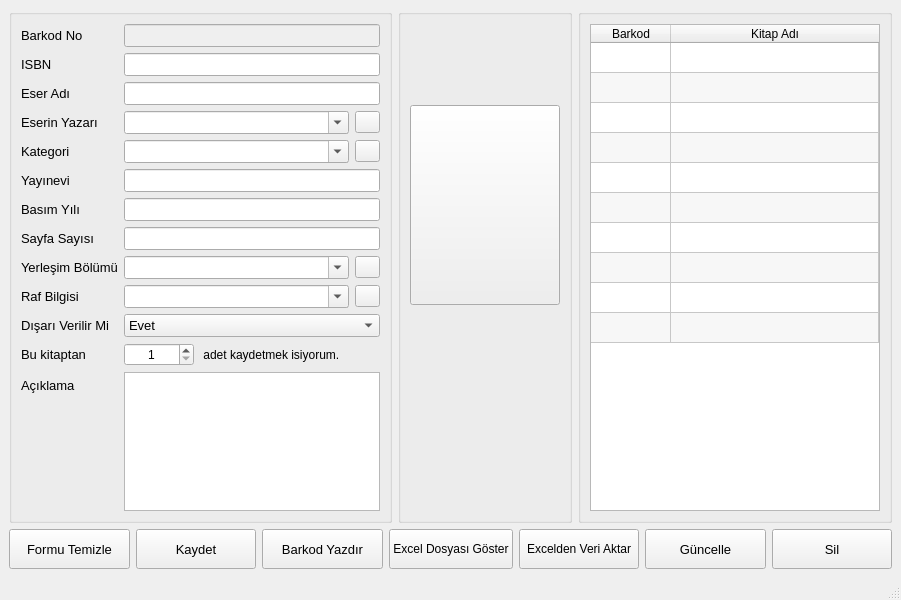
Before: the Qt Designer form ui/kitapKayit.ui in mseroglu/kutuphaneOtomasyon, drawn with Qt 5.
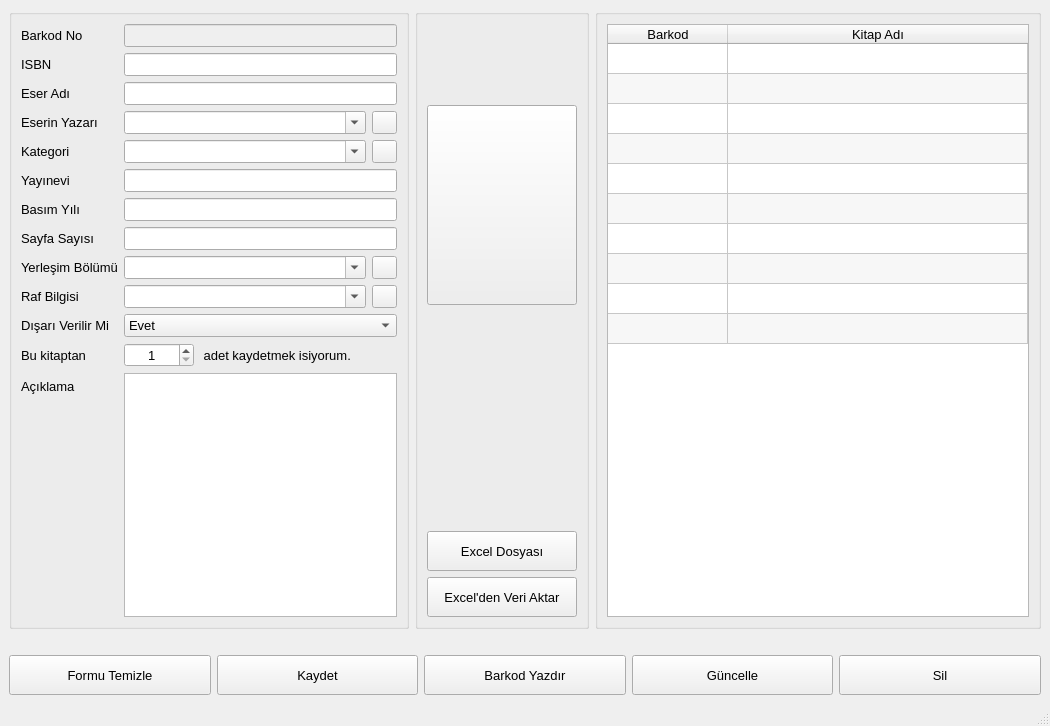
After: the same form once the commit is applied. Icons and pictures are not drawn.

What changed in the file:
```diff
--- a/ui/kitapKayit.ui
+++ b/ui/kitapKayit.ui
@@ -6,10 +6,15 @@
    <rect>
     <x>0</x>
     <y>0</y>
-    <width>901</width>
-    <height>600</height>
+    <width>1050</width>
+    <height>726</height>
    </rect>
   </property>
+  <property name="font">
+   <font>
+    <pointsize>10</pointsize>
+   </font>
+  </property>
   <property name="windowTitle">
    <string>Kitap Kayıt</string>
   </property>
@@ -652,6 +657,32 @@
            </property>
           </spacer>
          </item>
+         <item>
+          <widget class="QPushButton" name="btn_showExcelFile">
+           <property name="minimumSize">
+            <size>
+             <width>60</width>
+             <height>40</height>
+            </size>
+           </property>
+           <property name="text">
+            <string>Excel Dosyası</string>
+           </property>
+          </widget>
+         </item>
+         <item>
+          <widget class="QPushButton" name="btn_getDataFromExcel">
+           <property name="minimumSize">
+            <size>
+             <width>60</width>
+             <height>40</height>
+            </size>
+           </property>
+           <property name="text">
+            <string>Excel'den Veri Aktar</string>
+           </property>
+          </widget>
+         </item>
         </layout>
        </widget>
       </item>
@@ -694,7 +725,7 @@
             <number>50</number>
            </attribute>
            <attribute name="horizontalHeaderMinimumSectionSize">
-            <number>80</number>
+            <number>120</number>
            </attribute>
            <attribute name="horizontalHeaderStretchLastSection">
             <bool>true</bool>
@@ -741,6 +772,9 @@
     </item>
     <item>
      <layout class="QHBoxLayout" name="horizontalLayout">
+      <property name="topMargin">
+       <number>20</number>
+      </property>
       <item>
        <widget class="QPushButton" name="btn_clear">
         <property name="minimumSize">
@@ -795,32 +829,6 @@
         </property>
        </widget>
       </item>
-      <item>
-       <widget class="QPushButton" name="btn_showExcelFile">
-        <property name="minimumSize">
-         <size>
-          <width>60</width>
-          <height>40</height>
-         </size>
-        </property>
-        <property name="text">
-         <string>Excel Dosyası Göster</string>
-        </property>
-       </widget>
-      </item>
-      <item>
-       <widget class="QPushButton" name="btn_getDataFromExcel">
-        <property name="minimumSize">
-         <size>
-          <width>60</width>
-          <height>40</height>
-         </size>
-        </property>
-        <property name="text">
-         <string>Excelden Veri Aktar</string>
-        </property>
-       </widget>
-      </item>
       <item>
        <widget class="QPushButton" name="btn_update">
         <property name="minimumSize">
```
Left out of the diff: 4 changed lines with no effect on the pictures.
